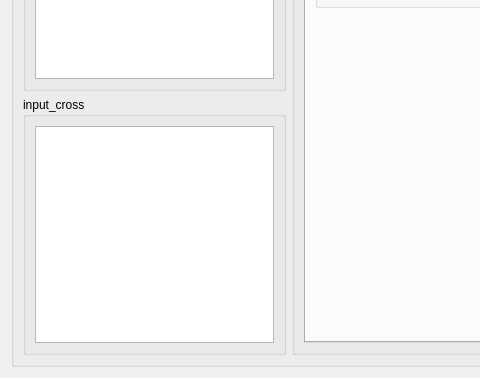
Old version of the form ui/alter.ui in the repository Eve-ning/reamber; both pictures show x 0 to 480 and y 207 to 585 of the 918 by 585 pixel window.
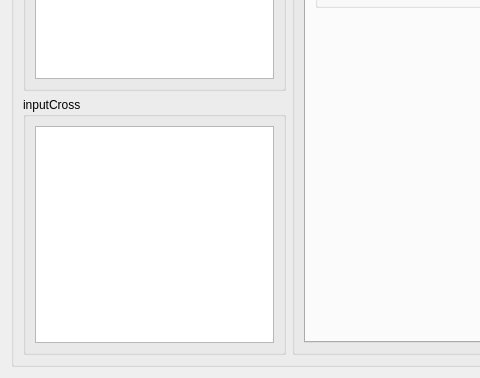
New version of the form. The open tabs and pages were chosen to show the change.

Commit message: Convert Alter UI Case

```diff
--- a/ui/alter.ui
+++ b/ui/alter.ui
@@ -358,7 +358,7 @@
       <item row="1" column="0">
        <widget class="QGroupBox" name="input_cross_lo">
         <property name="title">
-         <string>input_cross</string>
+         <string>inputCross</string>
         </property>
         <layout class="QGridLayout" name="gridLayout_53">
          <item row="0" column="0">
```
Left out of the diff: 70 changed lines with no effect on the pictures. The commit also changes 2 other files.
